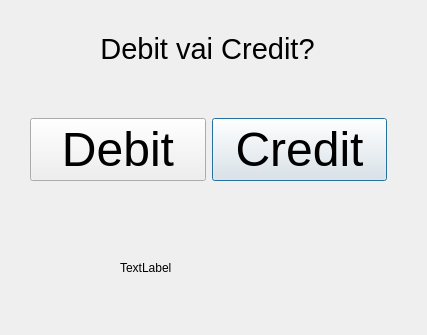
tvt24kmo-project/group_15, file bank-automat/debitorcredit.ui: the form before one commit.
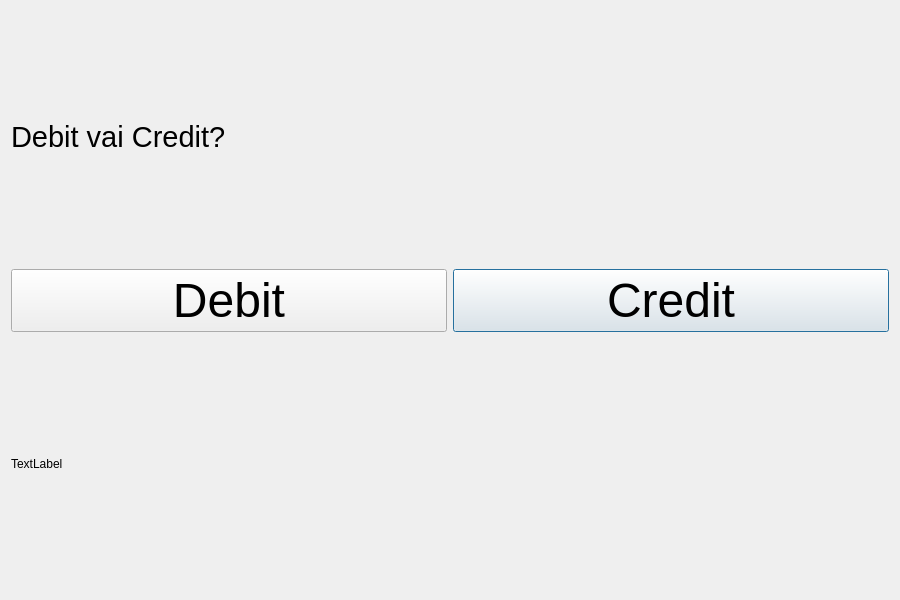
The form after the commit.

Diff of the .ui file:
```diff
--- a/bank-automat/debitorcredit.ui
+++ b/bank-automat/debitorcredit.ui
@@ -6,22 +6,27 @@
    <rect>
     <x>0</x>
     <y>0</y>
-    <width>427</width>
-    <height>335</height>
+    <width>900</width>
+    <height>600</height>
    </rect>
   </property>
   <property name="windowTitle">
    <string>Dialog</string>
   </property>
-  <widget class="QWidget" name="layoutWidget">
-   <property name="geometry">
-    <rect>
-     <x>30</x>
-     <y>90</y>
-     <width>357</width>
-     <height>120</height>
-    </rect>
-   </property>
+  <layout class="QGridLayout" name="gridLayout_3">
+   <item row="0" column="0">
+    <widget class="QLabel" name="labelDOC">
+     <property name="font">
+      <font>
+       <pointsize>22</pointsize>
+      </font>
+     </property>
+     <property name="text">
+      <string>Debit vai Credit?</string>
+     </property>
+    </widget>
+   </item>
+   <item row="1" column="0">
    <layout class="QGridLayout" name="gridLayout_2">
     <item row="0" column="0">
      <layout class="QGridLayout" name="gridLayout">
@@ -52,41 +57,15 @@
      </layout>
     </item>
    </layout>
-  </widget>
-  <widget class="QLabel" name="labelDOC">
-   <property name="geometry">
-    <rect>
-     <x>30</x>
-     <y>30</y>
-     <width>355</width>
-     <height>38</height>
-    </rect>
-   </property>
-   <property name="font">
-    <font>
-     <pointsize>22</pointsize>
-    </font>
-   </property>
-   <property name="text">
-    <string>Debit vai Credit?</string>
-   </property>
-   <property name="alignment">
-    <set>Qt::AlignmentFlag::AlignCenter</set>
-   </property>
-  </widget>
+   </item>
+   <item row="2" column="0">
   <widget class="QLabel" name="label">
-   <property name="geometry">
-    <rect>
-     <x>120</x>
-     <y>260</y>
-     <width>191</width>
-     <height>16</height>
-    </rect>
-   </property>
    <property name="text">
     <string>TextLabel</string>
    </property>
   </widget>
+   </item>
+  </layout>
  </widget>
  <resources/>
  <connections/>
```
Lines whose indentation alone changed are shown as unchanged.
